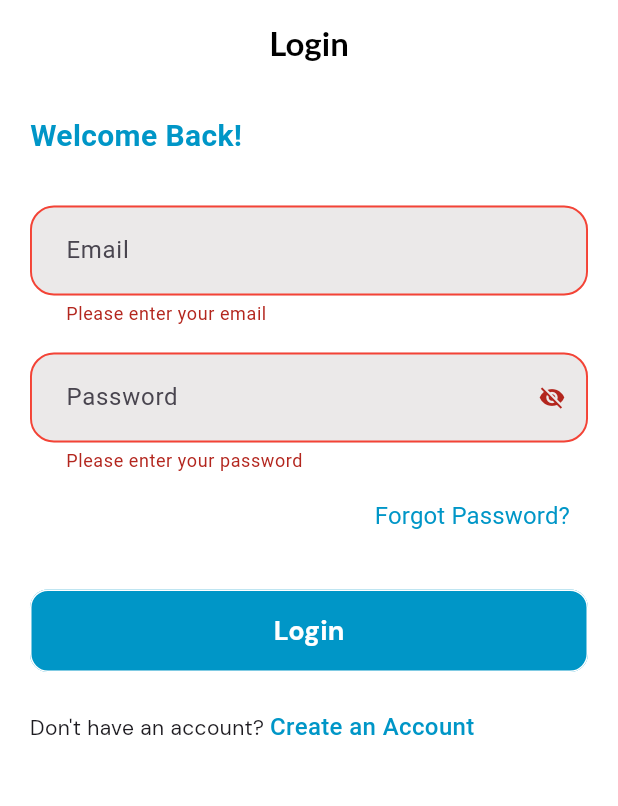
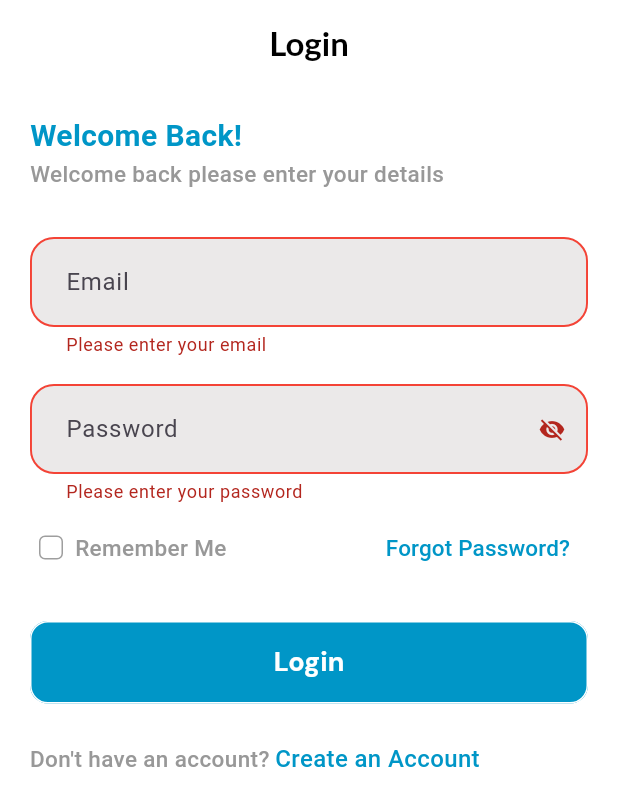
Before and after one commit to KaremMotaz/HyperMartApp, a Flutter app: the screen it shows after launch, after a tap on "Login", on a phone screen of 412 x 824 dp. Shown: the top 806 px of the screen. Run offline on Flutter 3.47's test engine with Material 3 defaults, Android fonts, the phone set to English and light mode, and no system bars; our stand-ins replace bloc, dartz, dio, equatable, flutter_bloc, flutter_secure_storage and 7 more; generated files the repository leaves out were written again.

Commit message:
Make remember me button

```diff
--- a/lib/core/helpers/constants.dart
+++ b/lib/core/helpers/constants.dart
@@ -1,2 +1,3 @@
 const String kAccessToken = "accessToken";
 const String kRefreshToken = "refreshToken";
+const String kRememberMe = "rememberMe";
--- a/lib/core/routing/app_router.dart
+++ b/lib/core/routing/app_router.dart
@@ -1,5 +1,7 @@
 import 'package:flutter_bloc/flutter_bloc.dart';
 import 'package:go_router/go_router.dart';
+import 'package:hyper_mart_app/core/helpers/constants.dart';
+import 'package:hyper_mart_app/core/services/cache_helper.dart';
 import '../services/get_it_service.dart';
 import '../../features/auth/domain/auth_repo.dart';
 import '../../features/auth/presentation/manager/forgot_password_cubit/forgot_password_cubit.dart';
@@ -15,7 +17,10 @@ import 'routes.dart';
 
 abstract class AppRouter {
   static GoRouter createRouter() {
+    bool rememberMe = CacheHelper.getBool(key: kRememberMe);
+
     return GoRouter(
+      initialLocation: rememberMe ? Routes.mainView : Routes.loginView,
       routes: [
         GoRoute(
           path: Routes.loginView,
--- a/lib/core/routing/routes.dart
+++ b/lib/core/routing/routes.dart
@@ -1,6 +1,6 @@
 class Routes {
   static const String mainView = '/mainView';
-  static const String loginView = '/';
+  static const String loginView = '/loginView';
   static const String registerView = '/registerView';
   static const String forgotPasswordView = '/forgotPasswordView';
   static const String forgotPasswordOtpView = '/forgotPasswordOtpView';
--- a/lib/core/theming/text_styles.dart
+++ b/lib/core/theming/text_styles.dart
@@ -72,6 +72,10 @@ abstract class TextStyles {
     fontSize: 15,
     fontWeight: FontWeightHelper.semiBold,
   );
+  static const TextStyle medium15 = TextStyle(
+    fontSize: 15,
+    fontWeight: FontWeightHelper.medium,
+  );
   static const TextStyle medium14 = TextStyle(
     fontSize: 14,
     fontWeight: FontWeightHelper.medium,
--- a/lib/features/auth/presentation/manager/login_cubit/login_cubit.dart
+++ b/lib/features/auth/presentation/manager/login_cubit/login_cubit.dart
@@ -1,6 +1,8 @@
 import 'package:dartz/dartz.dart';
 import 'package:flutter/material.dart';
 import 'package:flutter_bloc/flutter_bloc.dart';
+import 'package:hyper_mart_app/core/helpers/constants.dart';
+import 'package:hyper_mart_app/core/services/cache_helper.dart';
 
 import '../../../../../core/errors/failure.dart';
 import '../../../data/models/login_request_body.dart';
@@ -13,6 +15,12 @@ class LoginCubit extends Cubit<LoginState> {
   LoginCubit({required this.authRepo}) : super(LoginInitialState());
 
   final AuthRepo authRepo;
+  bool isSelected = false;
+
+  void setRememberMe({required bool isSelected}) {
+    this.isSelected = isSelected;
+    emit(LoginInitialState());
+  }
 
   Future<void> loginWithEmailAndPassword({
     required LoginRequestBody loginRequestBody,
@@ -29,6 +37,7 @@ class LoginCubit extends Cubit<LoginState> {
         );
       },
       (unit) {
+        CacheHelper.set(key: kRememberMe, value: isSelected);
         emit(LoginSuccessState());
       },
     );
--- a/lib/features/auth/presentation/widgets/dont_have_an_account.dart
+++ b/lib/features/auth/presentation/widgets/dont_have_an_account.dart
@@ -15,19 +15,20 @@ class DontHaveAnAccount extends StatelessWidget {
       textAlign: TextAlign.center,
       TextSpan(
         children: [
-          const TextSpan(text: "Don't have an account?", style: TextStyles.regular14),
-          const TextSpan(
-            text: " ",
+          TextSpan(
+            text: "Don't have an account?",
+            style: TextStyles.medium15.copyWith(
+              color: ColorsManager.darkergrey,
+            ),
           ),
+          const TextSpan(text: " "),
           TextSpan(
             recognizer: TapGestureRecognizer()
               ..onTap = () {
                 GoRouter.of(context).push(Routes.registerView);
               },
             text: "Create an Account",
-            style: TextStyles.medium16.copyWith(
-              color: ColorsManager.mainBlue,
-            ),
+            style: TextStyles.medium16.copyWith(color: ColorsManager.mainBlue),
           ),
         ],
       ),
--- a/lib/features/auth/presentation/widgets/login_form.dart
+++ b/lib/features/auth/presentation/widgets/login_form.dart
@@ -1,6 +1,7 @@
 import 'package:flutter/material.dart';
 import 'package:flutter_bloc/flutter_bloc.dart';
 import 'package:go_router/go_router.dart';
+import 'package:hyper_mart_app/features/auth/presentation/widgets/remember_me_button.dart';
 
 import '../../../../core/helpers/app_regex.dart';
 import '../../../../core/routing/routes.dart';
@@ -88,6 +89,13 @@ class _LoginFormState extends State<LoginForm> {
             },
           ),
           const SizedBox(height: 5),
+          Row(
+            mainAxisAlignment: MainAxisAlignment.spaceBetween,
+            children: [
+              const Padding(
+                padding: EdgeInsets.only(left: 6),
+                child: RememberMeButton(),
+              ),
               Align(
                 alignment: AlignmentDirectional.centerEnd,
                 child: TextButton(
@@ -96,11 +104,13 @@ class _LoginFormState extends State<LoginForm> {
                   },
                   child: Text(
                     "Forgot Password?",
-                style: TextStyles.regular16.copyWith(
+                    style: TextStyles.medium15.copyWith(
                       color: ColorsManager.mainBlue,
                     ),
                   ),
                 ),
+              ),
+            ],
           ),
           const SizedBox(height: 25),
           BlocBuilder<LoginCubit, LoginState>(
--- a/lib/features/auth/presentation/widgets/login_view_body.dart
+++ b/lib/features/auth/presentation/widgets/login_view_body.dart
@@ -18,6 +18,10 @@ class LoginViewBody extends StatelessWidget {
               "Welcome Back!",
               style: TextStyles.bold20.copyWith(color: ColorsManager.mainBlue),
             ),
+            Text(
+              "Welcome back please enter your details",
+              style: TextStyles.medium15.copyWith(color: ColorsManager.darkergrey),
+            ),
             const SizedBox(height: 32),
             const LoginForm(),
             const SizedBox(height: 25),
--- /dev/null
+++ b/lib/features/auth/presentation/widgets/remember_me_button.dart
@@ -0,0 +1,50 @@
+import 'package:flutter/material.dart';
+import 'package:flutter_bloc/flutter_bloc.dart';
+import 'package:hyper_mart_app/core/theming/colors_manager.dart';
+import 'package:hyper_mart_app/core/theming/text_styles.dart';
+import 'package:hyper_mart_app/features/auth/presentation/manager/login_cubit/login_cubit.dart';
+
+class RememberMeButton extends StatelessWidget {
+  const RememberMeButton({super.key});
+
+  @override
+  Widget build(BuildContext context) {
+    bool isSelected = context.read<LoginCubit>().isSelected;
+
+    return Row(
+      children: [
+        GestureDetector(
+          onTap: () {
+            isSelected = !isSelected;
+            context.read<LoginCubit>().setRememberMe(isSelected: isSelected);
+          },
+          child: BlocBuilder<LoginCubit, LoginState>(
+            builder: (context, state) {
+              return Container(
+                width: 16,
+                height: 16,
+                decoration: BoxDecoration(
+                  color: isSelected
+                      ? ColorsManager.mainBlue
+                      : ColorsManager.white,
+                  border: Border.all(color: Colors.grey),
+                  borderRadius: BorderRadius.circular(4),
+                ),
+                child: Icon(
+                  size: 14,
+                  isSelected ? Icons.check : null,
+                  color: ColorsManager.white,
+                ),
+              );
+            },
+          ),
+        ),
+        const SizedBox(width: 8),
+        Text(
+          "Remember Me",
+          style: TextStyles.medium15.copyWith(color: ColorsManager.darkergrey),
+        ),
+      ],
+    );
+  }
+}
--- a/lib/main.dart
+++ b/lib/main.dart
@@ -4,9 +4,9 @@ import 'core/services/cache_helper.dart';
 import 'core/services/get_it_service.dart';
 import 'hyper_mart_app.dart';
 
-void main() {
+void main() async {
   WidgetsFlutterBinding.ensureInitialized();
   setupGetIt();
-  CacheHelper.init();
+  await CacheHelper.init();
   runApp(const HyperMartApp());
 }
```
Lines whose indentation alone changed are shown as unchanged.
